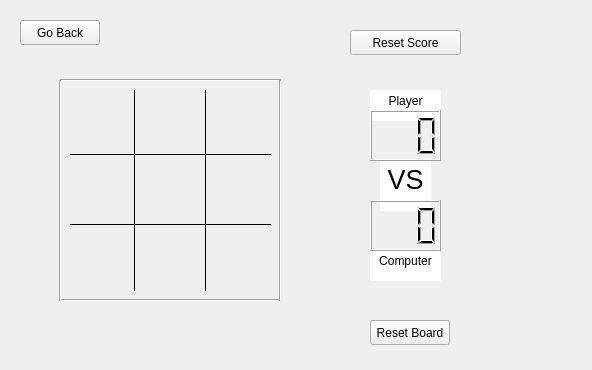
This is TicTacToe/tictactoe.ui in mataruzz/ArcadePlayground as Qt 5 draws it before an edit. The edited form follows.
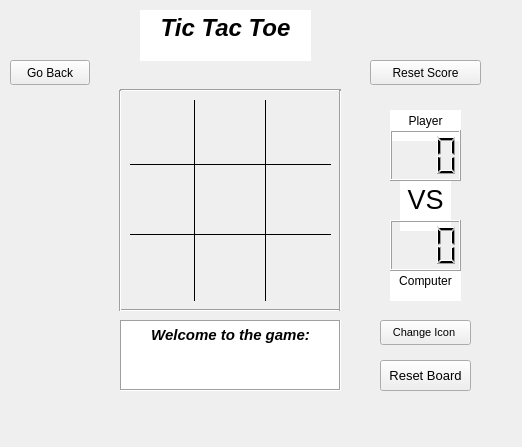
This is the edited form. Icons and pictures are not drawn.

Commit message: First version of the game - still dump robot logic

```diff
--- a/TicTacToe/tictactoe.ui
+++ b/TicTacToe/tictactoe.ui
@@ -9,8 +9,8 @@
    <rect>
     <x>0</x>
     <y>0</y>
-    <width>592</width>
-    <height>370</height>
+    <width>522</width>
+    <height>447</height>
    </rect>
   </property>
   <property name="focusPolicy">
@@ -22,8 +22,8 @@
   <widget class="QPushButton" name="goBackButton">
    <property name="geometry">
     <rect>
-     <x>20</x>
-     <y>20</y>
+     <x>10</x>
+     <y>60</y>
      <width>80</width>
      <height>25</height>
     </rect>
@@ -38,12 +38,15 @@
   <widget class="QPushButton" name="left_top">
    <property name="geometry">
     <rect>
-     <x>70</x>
-     <y>90</y>
+     <x>130</x>
+     <y>100</y>
      <width>60</width>
      <height>60</height>
     </rect>
    </property>
+   <property name="autoFillBackground">
+    <bool>false</bool>
+   </property>
    <property name="text">
     <string/>
    </property>
@@ -57,8 +60,8 @@
   <widget class="QPushButton" name="center_top">
    <property name="geometry">
     <rect>
-     <x>140</x>
-     <y>90</y>
+     <x>200</x>
+     <y>100</y>
      <width>60</width>
      <height>60</height>
     </rect>
@@ -73,8 +76,8 @@
   <widget class="QPushButton" name="right_top">
    <property name="geometry">
     <rect>
-     <x>210</x>
-     <y>90</y>
+     <x>270</x>
+     <y>100</y>
      <width>60</width>
      <height>60</height>
     </rect>
@@ -89,8 +92,8 @@
   <widget class="QPushButton" name="right_center">
    <property name="geometry">
     <rect>
-     <x>210</x>
-     <y>160</y>
+     <x>270</x>
+     <y>170</y>
      <width>60</width>
      <height>60</height>
     </rect>
@@ -105,8 +108,8 @@
   <widget class="QPushButton" name="left_center">
    <property name="geometry">
     <rect>
-     <x>70</x>
-     <y>160</y>
+     <x>130</x>
+     <y>170</y>
      <width>60</width>
      <height>60</height>
     </rect>
@@ -121,8 +124,8 @@
   <widget class="QPushButton" name="center_center">
    <property name="geometry">
     <rect>
-     <x>140</x>
-     <y>160</y>
+     <x>200</x>
+     <y>170</y>
      <width>60</width>
      <height>60</height>
     </rect>
@@ -137,8 +140,8 @@
   <widget class="QPushButton" name="center_bottom">
    <property name="geometry">
     <rect>
-     <x>140</x>
-     <y>230</y>
+     <x>200</x>
+     <y>240</y>
      <width>60</width>
      <height>60</height>
     </rect>
@@ -153,8 +156,8 @@
   <widget class="QPushButton" name="right_bottom">
    <property name="geometry">
     <rect>
-     <x>210</x>
-     <y>230</y>
+     <x>270</x>
+     <y>240</y>
      <width>60</width>
      <height>60</height>
     </rect>
@@ -178,8 +181,8 @@
   <widget class="QPushButton" name="left_bottom">
    <property name="geometry">
     <rect>
-     <x>70</x>
-     <y>230</y>
+     <x>130</x>
+     <y>240</y>
      <width>60</width>
      <height>60</height>
     </rect>
@@ -194,8 +197,8 @@
   <widget class="Line" name="vline_left">
    <property name="geometry">
     <rect>
-     <x>124</x>
-     <y>90</y>
+     <x>184</x>
+     <y>100</y>
      <width>20</width>
      <height>201</height>
     </rect>
@@ -210,8 +213,8 @@
   <widget class="Line" name="vline_right">
    <property name="geometry">
     <rect>
-     <x>197</x>
-     <y>90</y>
+     <x>257</x>
+     <y>100</y>
      <width>16</width>
      <height>201</height>
     </rect>
@@ -226,8 +229,8 @@
   <widget class="Line" name="hline_bottom">
    <property name="geometry">
     <rect>
-     <x>70</x>
-     <y>214</y>
+     <x>130</x>
+     <y>224</y>
      <width>201</width>
      <height>20</height>
     </rect>
@@ -242,8 +245,8 @@
   <widget class="Line" name="hline_up">
    <property name="geometry">
     <rect>
-     <x>70</x>
-     <y>146</y>
+     <x>130</x>
+     <y>156</y>
      <width>201</width>
      <height>16</height>
     </rect>
@@ -261,8 +264,8 @@
   <widget class="Line" name="line">
    <property name="geometry">
     <rect>
-     <x>60</x>
-     <y>290</y>
+     <x>120</x>
+     <y>300</y>
      <width>221</width>
      <height>20</height>
     </rect>
@@ -274,8 +277,8 @@
   <widget class="Line" name="line_2">
    <property name="geometry">
     <rect>
-     <x>60</x>
-     <y>70</y>
+     <x>120</x>
+     <y>80</y>
      <width>221</width>
      <height>20</height>
     </rect>
@@ -287,8 +290,8 @@
   <widget class="Line" name="line_3">
    <property name="geometry">
     <rect>
-     <x>270</x>
-     <y>80</y>
+     <x>330</x>
+     <y>90</y>
      <width>20</width>
      <height>221</height>
     </rect>
@@ -300,8 +303,8 @@
   <widget class="Line" name="line_4">
    <property name="geometry">
     <rect>
-     <x>50</x>
-     <y>80</y>
+     <x>110</x>
+     <y>90</y>
      <width>20</width>
      <height>221</height>
     </rect>
@@ -313,12 +316,17 @@
   <widget class="QPushButton" name="resetBoardButton">
    <property name="geometry">
     <rect>
-     <x>370</x>
-     <y>320</y>
-     <width>80</width>
-     <height>25</height>
+     <x>380</x>
+     <y>360</y>
+     <width>91</width>
+     <height>31</height>
     </rect>
    </property>
+   <property name="font">
+    <font>
+     <pointsize>10</pointsize>
+    </font>
+   </property>
    <property name="text">
     <string>Reset Board</string>
    </property>
@@ -329,8 +337,8 @@
   <widget class="QLCDNumber" name="lcdPlayer">
    <property name="geometry">
     <rect>
-     <x>370</x>
-     <y>110</y>
+     <x>390</x>
+     <y>130</y>
      <width>71</width>
      <height>51</height>
     </rect>
@@ -348,8 +356,8 @@
   <widget class="QLCDNumber" name="lcdComputer">
    <property name="geometry">
     <rect>
-     <x>370</x>
-     <y>200</y>
+     <x>390</x>
+     <y>220</y>
      <width>71</width>
      <height>51</height>
     </rect>
@@ -367,8 +375,8 @@
   <widget class="QTextBrowser" name="textBrowser">
    <property name="geometry">
     <rect>
-     <x>380</x>
-     <y>160</y>
+     <x>400</x>
+     <y>180</y>
      <width>51</width>
      <height>51</height>
     </rect>
@@ -393,8 +401,8 @@
   <widget class="QTextBrowser" name="textBrowser_3">
    <property name="geometry">
     <rect>
-     <x>370</x>
-     <y>250</y>
+     <x>390</x>
+     <y>270</y>
      <width>71</width>
      <height>31</height>
     </rect>
@@ -419,8 +427,8 @@
   <widget class="QTextBrowser" name="textBrowser_4">
    <property name="geometry">
     <rect>
-     <x>370</x>
-     <y>90</y>
+     <x>390</x>
+     <y>110</y>
      <width>71</width>
      <height>31</height>
     </rect>
@@ -445,8 +453,8 @@
   <widget class="QPushButton" name="resetScoreButton">
    <property name="geometry">
     <rect>
-     <x>350</x>
-     <y>30</y>
+     <x>370</x>
+     <y>60</y>
      <width>111</width>
      <height>25</height>
     </rect>
@@ -460,6 +468,132 @@
    <property name="icon">
     <iconset theme="edit-clear"/>
    </property>
+   <property name="autoDefault">
+    <bool>false</bool>
+   </property>
+   <property name="default">
+    <bool>false</bool>
+   </property>
+   <property name="flat">
+    <bool>false</bool>
+   </property>
+  </widget>
+  <widget class="QTextEdit" name="titleFrame">
+   <property name="geometry">
+    <rect>
+     <x>140</x>
+     <y>10</y>
+     <width>171</width>
+     <height>51</height>
+    </rect>
+   </property>
+   <property name="autoFillBackground">
+    <bool>false</bool>
+   </property>
+   <property name="frameShape">
+    <enum>QFrame::NoFrame</enum>
+   </property>
+   <property name="readOnly">
+    <bool>true</bool>
+   </property>
+   <property name="html">
+    <string>&lt;!DOCTYPE HTML PUBLIC &quot;-//W3C//DTD HTML 4.0//EN&quot; &quot;http://www.w3.org/TR/REC-html40/strict.dtd&quot;&gt;
+&lt;html&gt;&lt;head&gt;&lt;meta name=&quot;qrichtext&quot; content=&quot;1&quot; /&gt;&lt;meta charset=&quot;utf-8&quot; /&gt;&lt;style type=&quot;text/css&quot;&gt;
+p, li { white-space: pre-wrap; }
+hr { height: 1px; border-width: 0; }
+li.unchecked::marker { content: &quot;\2610&quot;; }
+li.checked::marker { content: &quot;\2612&quot;; }
+&lt;/style&gt;&lt;/head&gt;&lt;body style=&quot; font-family:'Noto Sans'; font-size:9pt; font-weight:400; font-style:normal;&quot;&gt;
+&lt;p align=&quot;center&quot; style=&quot; margin-top:0px; margin-bottom:0px; margin-left:0px; margin-right:0px; -qt-block-indent:0; text-indent:0px;&quot;&gt;&lt;span style=&quot; font-size:18pt; font-weight:700; font-style:italic;&quot;&gt;Tic Tac Toe&lt;/span&gt;&lt;/p&gt;&lt;/body&gt;&lt;/html&gt;</string>
+   </property>
+  </widget>
+  <widget class="QTextEdit" name="outboardFrame">
+   <property name="geometry">
+    <rect>
+     <x>120</x>
+     <y>320</y>
+     <width>221</width>
+     <height>71</height>
+    </rect>
+   </property>
+   <property name="autoFillBackground">
+    <bool>false</bool>
+   </property>
+   <property name="frameShape">
+    <enum>QFrame::Box</enum>
+   </property>
+   <property name="readOnly">
+    <bool>true</bool>
+   </property>
+   <property name="html">
+    <string>&lt;!DOCTYPE HTML PUBLIC &quot;-//W3C//DTD HTML 4.0//EN&quot; &quot;http://www.w3.org/TR/REC-html40/strict.dtd&quot;&gt;
+&lt;html&gt;&lt;head&gt;&lt;meta name=&quot;qrichtext&quot; content=&quot;1&quot; /&gt;&lt;meta charset=&quot;utf-8&quot; /&gt;&lt;style type=&quot;text/css&quot;&gt;
+p, li { white-space: pre-wrap; }
+hr { height: 1px; border-width: 0; }
+li.unchecked::marker { content: &quot;\2610&quot;; }
+li.checked::marker { content: &quot;\2612&quot;; }
+&lt;/style&gt;&lt;/head&gt;&lt;body style=&quot; font-family:'Noto Sans'; font-size:9pt; font-weight:400; font-style:normal;&quot;&gt;
+&lt;p align=&quot;center&quot; style=&quot; margin-top:0px; margin-bottom:0px; margin-left:0px; margin-right:0px; -qt-block-indent:0; text-indent:0px;&quot;&gt;&lt;span style=&quot; font-size:11pt; font-weight:700; font-style:italic;&quot;&gt;Welcome to the game:&lt;/span&gt;&lt;/p&gt;&lt;/body&gt;&lt;/html&gt;</string>
+   </property>
+  </widget>
+  <widget class="QTextEdit" name="commentFrame">
+   <property name="geometry">
+    <rect>
+     <x>130</x>
+     <y>350</y>
+     <width>201</width>
+     <height>31</height>
+    </rect>
+   </property>
+   <property name="autoFillBackground">
+    <bool>false</bool>
+   </property>
+   <property name="frameShape">
+    <enum>QFrame::NoFrame</enum>
+   </property>
+   <property name="readOnly">
+    <bool>true</bool>
+   </property>
+   <property name="html">
+    <string>&lt;!DOCTYPE HTML PUBLIC &quot;-//W3C//DTD HTML 4.0//EN&quot; &quot;http://www.w3.org/TR/REC-html40/strict.dtd&quot;&gt;
+&lt;html&gt;&lt;head&gt;&lt;meta name=&quot;qrichtext&quot; content=&quot;1&quot; /&gt;&lt;meta charset=&quot;utf-8&quot; /&gt;&lt;style type=&quot;text/css&quot;&gt;
+p, li { white-space: pre-wrap; }
+hr { height: 1px; border-width: 0; }
+li.unchecked::marker { content: &quot;\2610&quot;; }
+li.checked::marker { content: &quot;\2612&quot;; }
+&lt;/style&gt;&lt;/head&gt;&lt;body style=&quot; font-family:'Noto Sans'; font-size:9pt; font-weight:400; font-style:normal;&quot;&gt;
+&lt;p align=&quot;center&quot; style=&quot;-qt-paragraph-type:empty; margin-top:0px; margin-bottom:0px; margin-left:0px; margin-right:0px; -qt-block-indent:0; text-indent:0px;&quot;&gt;&lt;br /&gt;&lt;/p&gt;&lt;/body&gt;&lt;/html&gt;</string>
+   </property>
+  </widget>
+  <widget class="QPushButton" name="changeIconButton">
+   <property name="geometry">
+    <rect>
+     <x>380</x>
+     <y>320</y>
+     <width>91</width>
+     <height>25</height>
+    </rect>
+   </property>
+   <property name="font">
+    <font>
+     <pointsize>8</pointsize>
+    </font>
+   </property>
+   <property name="layoutDirection">
+    <enum>Qt::RightToLeft</enum>
+   </property>
+   <property name="text">
+    <string>Change Icon </string>
+   </property>
+   <property name="icon">
+    <iconset theme="contact-new"/>
+   </property>
+   <property name="iconSize">
+    <size>
+     <width>14</width>
+     <height>14</height>
+    </size>
+   </property>
    <property name="default">
     <bool>false</bool>
    </property>
```
Left out of the diff: 4 changed lines with no effect on the pictures. The commit also changes 13 other files.
